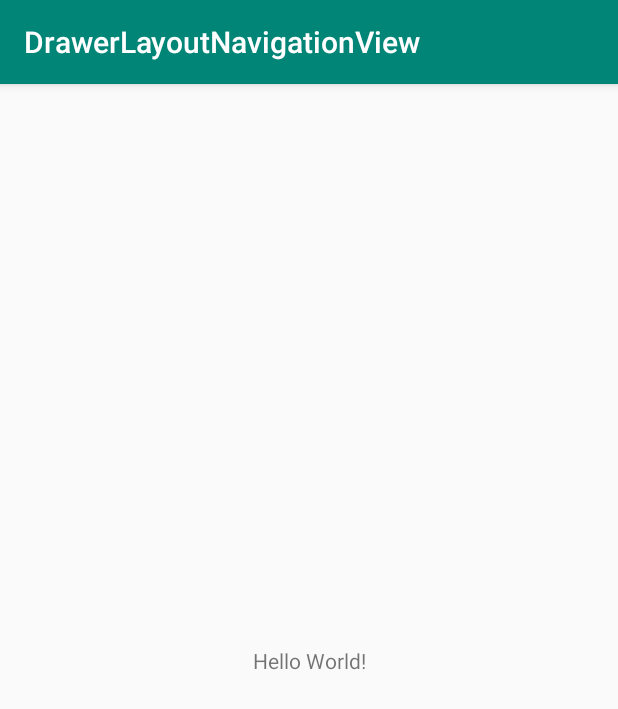
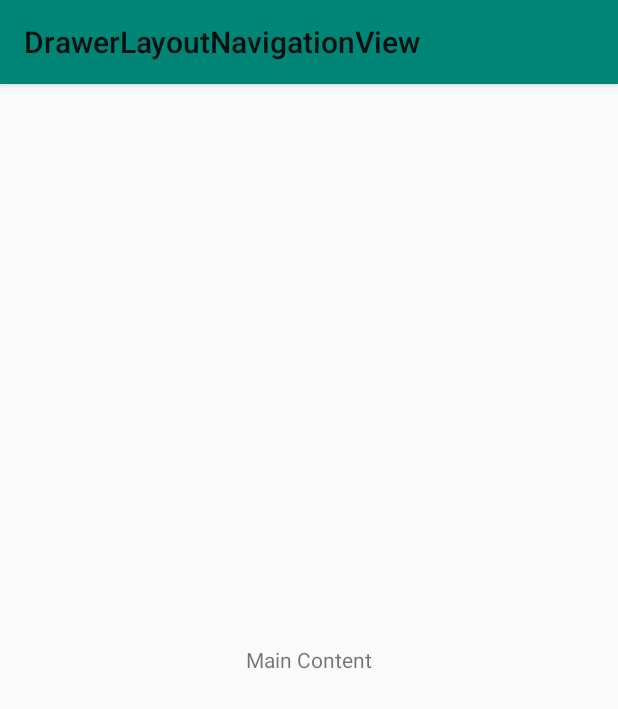
Before and after one commit to anastasioscho/android-tutorials, an Android app: the screen it shows after launch (MainActivity), on a phone screen of 412 x 824 dp. Shown: the top 709 px of the screen. Run offline under Robolectric (Android 15) with nearby library versions, the phone set to English and light mode, and no system bars.

Commit message:
feat: Set up the app bar
Project: drawerlayoutnavigationview

```diff
--- a/drawerlayoutnavigationview/app/src/main/AndroidManifest.xml
+++ b/drawerlayoutnavigationview/app/src/main/AndroidManifest.xml
@@ -9,7 +9,7 @@
             android:roundIcon="@mipmap/ic_launcher_round"
             android:supportsRtl="true"
             android:theme="@style/AppTheme">
-        <activity android:name=".MainActivity">
+        <activity android:name=".MainActivity" android:theme="@style/AppTheme.NoActionBar">
             <intent-filter>
                 <action android:name="android.intent.action.MAIN"/>
 
--- a/drawerlayoutnavigationview/app/src/main/java/dev/anastasioscho/drawerlayoutnavigationview/MainActivity.kt
+++ b/drawerlayoutnavigationview/app/src/main/java/dev/anastasioscho/drawerlayoutnavigationview/MainActivity.kt
@@ -2,11 +2,21 @@ package dev.anastasioscho.drawerlayoutnavigationview
 
 import androidx.appcompat.app.AppCompatActivity
 import android.os.Bundle
+import kotlinx.android.synthetic.main.activity_main.*
 
-class MainActivity : AppCompatActivity() {
+class MainActivity : AppCompatActivity()
+{
+    override fun onCreate(savedInstanceState: Bundle?)
+    {
+        super.onCreate(savedInstanceState)
 
-    override fun onCreate(savedInstanceState: Bundle?) {
-        super.onCreate(savedInstanceState)
         setContentView(R.layout.activity_main)
+
+        setupAppBar()
+    }
+
+    private fun setupAppBar()
+    {
+        setSupportActionBar(toolbar)
     }
 }
--- a/drawerlayoutnavigationview/app/src/main/res/layout/activity_main.xml
+++ b/drawerlayoutnavigationview/app/src/main/res/layout/activity_main.xml
@@ -1,19 +1,33 @@
 <?xml version="1.0" encoding="utf-8"?>
-<androidx.constraintlayout.widget.ConstraintLayout
+<LinearLayout
         xmlns:android="http://schemas.android.com/apk/res/android"
-        xmlns:tools="http://schemas.android.com/tools"
-        xmlns:app="http://schemas.android.com/apk/res-auto"
         android:layout_width="match_parent"
         android:layout_height="match_parent"
-        tools:context=".MainActivity">
+        android:orientation="vertical">
 
-    <TextView
-            android:layout_width="wrap_content"
-            android:layout_height="wrap_content"
-            android:text="Hello World!"
-            app:layout_constraintBottom_toBottomOf="parent"
-            app:layout_constraintLeft_toLeftOf="parent"
-            app:layout_constraintRight_toRightOf="parent"
-            app:layout_constraintTop_toTopOf="parent"/>
+    <com.google.android.material.appbar.AppBarLayout
+            android:layout_width="match_parent"
+            android:layout_height="wrap_content">
 
-</androidx.constraintlayout.widget.ConstraintLayout>
+        <androidx.appcompat.widget.Toolbar
+                android:id="@+id/toolbar"
+                android:layout_width="match_parent"
+                android:layout_height="?attr/actionBarSize">
+        </androidx.appcompat.widget.Toolbar>
+
+    </com.google.android.material.appbar.AppBarLayout>
+
+    <FrameLayout
+            android:id="@+id/mainContent"
+            android:layout_width="match_parent"
+            android:layout_height="match_parent">
+
+        <TextView
+                android:layout_width="wrap_content"
+                android:layout_height="wrap_content"
+                android:layout_gravity="center"
+                android:text="@string/main_content_tag"/>
+
+    </FrameLayout>
+
+</LinearLayout>
--- a/drawerlayoutnavigationview/app/src/main/res/values/strings.xml
+++ b/drawerlayoutnavigationview/app/src/main/res/values/strings.xml
@@ -1,3 +1,4 @@
 <resources>
     <string name="app_name">DrawerLayoutNavigationView</string>
+    <string name="main_content_tag">Main Content</string>
 </resources>
--- a/drawerlayoutnavigationview/app/src/main/res/values/styles.xml
+++ b/drawerlayoutnavigationview/app/src/main/res/values/styles.xml
@@ -8,4 +8,9 @@
         <item name="colorAccent">@color/colorAccent</item>
     </style>
 
+    <style name="AppTheme.NoActionBar">
+        <item name="windowActionBar">false</item>
+        <item name="windowNoTitle">true</item>
+    </style>
+
 </resources>
```
